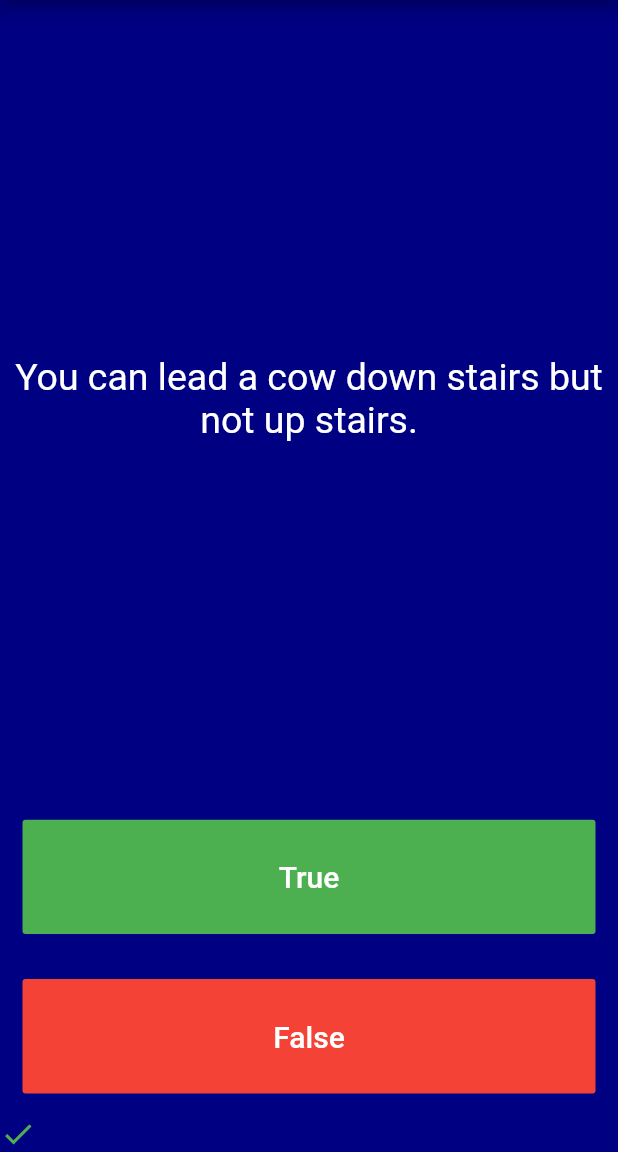
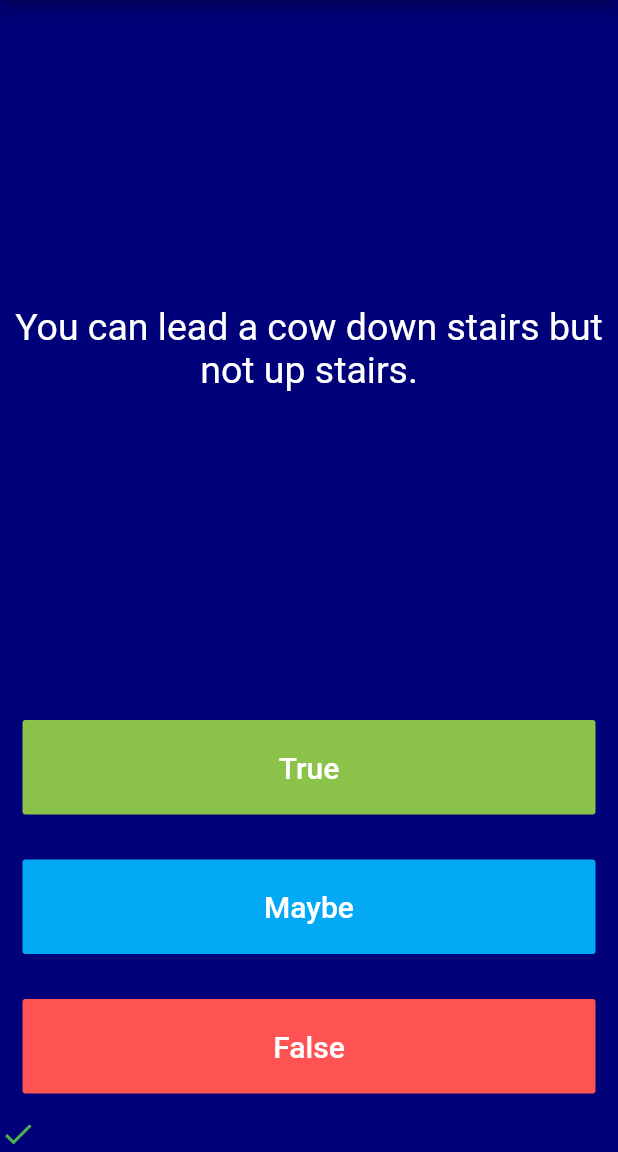
Before and after one commit to DnajaAraujo/ifpi-ads-2022_1-programacao-dispositivos-moveis, a Flutter app: the screen it shows after launch, after a tap on "True", on a phone screen of 412 x 824 dp, the part 84-1236 px from its top. Run offline on Flutter 3.47's test engine with Material 2 defaults, Android fonts, the phone set to English and light mode, and no system bars; our stand-ins replace sqflite; accounts and stored records are empty.

Commit message:
Atualiza pasta exercicios-quizzler

```diff
--- a/exercicios-quizzler/quizzler/lib/main.dart
+++ b/exercicios-quizzler/quizzler/lib/main.dart
@@ -10,10 +10,10 @@ class Quizzler extends StatelessWidget {
   Widget build(BuildContext context) {
     return MaterialApp(
       home: Scaffold(
-        backgroundColor: Color.fromARGB(255, 0, 0, 130),
+        backgroundColor: Color.fromARGB(255, 0, 0, 120),
         appBar: AppBar(
           title: const Text('Quizzler'),
-          backgroundColor: Color.fromARGB(255, 0, 0, 120),
+          backgroundColor: Color.fromARGB(255, 0, 0, 110),
         ),
         body: QuizPage(),
       ),
@@ -34,8 +34,8 @@ class _QuizPageState extends State<QuizPage> {
 
   List<Icon> scoreKeeper = [];
 
-  void checkAnswer(bool userPickedAnswer) {
-    bool correctAnswer = quizBrain.getCorrectAnswer();
+  void checkAnswer(int userPickedAnswer) {
+    int correctAnswer = quizBrain.getCorrectAnswer();
 
     setState(() {
       if(!quizBrain.isFinished()) {
@@ -80,17 +80,16 @@ class _QuizPageState extends State<QuizPage> {
             padding: EdgeInsets.all(15.0),
             child: FlatButton(
               textColor: Colors.white,
-              color: Colors.green,
+              color: Colors.lightGreen,
               child: const Text(
                 'True',
                 style: TextStyle(
-                  color: Colors.white,
                   fontSize: 20.0,
                 ),
               ),
               onPressed: () {
                 setState(() {
-                  checkAnswer(true);
+                  checkAnswer(1);
                 });
               },
             ),
@@ -101,7 +100,27 @@ class _QuizPageState extends State<QuizPage> {
             padding: EdgeInsets.all(15.0),
             child: FlatButton(
               textColor: Colors.white,
-              color: Colors.red,
+              color: Colors.lightBlue,
+              child: const Text(
+                'Maybe',
+                style: TextStyle(
+                  fontSize: 20.0,
+                ),
+              ),
+              onPressed: () {
+                setState(() {
+                  checkAnswer(2);
+                });
+              },
+            ),
+          )
+        ),
+        Expanded(
+          child: Padding(
+            padding: EdgeInsets.all(15.0),
+            child: FlatButton(
+              textColor: Colors.white,
+              color: Colors.redAccent,
               child: const Text(
                 'False',
                 style: TextStyle(
@@ -111,7 +130,7 @@ class _QuizPageState extends State<QuizPage> {
               ),
               onPressed: () {
                 setState(() {
-                  checkAnswer(false);
+                  checkAnswer(3);
                 });
               }
             ),
--- a/exercicios-quizzler/quizzler/lib/question.dart
+++ b/exercicios-quizzler/quizzler/lib/question.dart
@@ -1,8 +1,8 @@
 class Question {
   late String questionText;
-  late bool questionAnswer;
+  late int questionAnswer;
 
-  Question(String q, bool a) {
+  Question(String q, int a) {
     questionText = q;
     questionAnswer = a;
   }
```
Also changed, not shown: exercicios-quizzler/quizzler/lib/quiz_brain.dart (+11 -4 lines).
